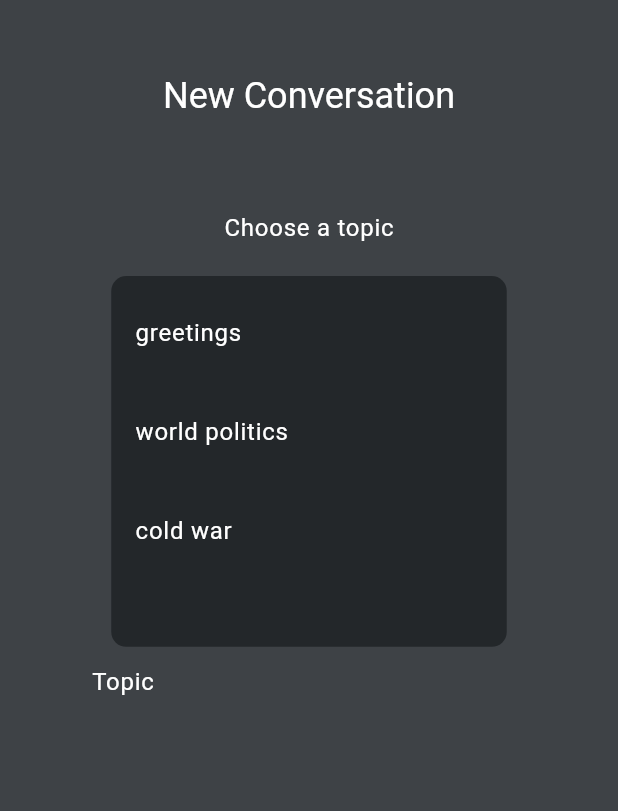
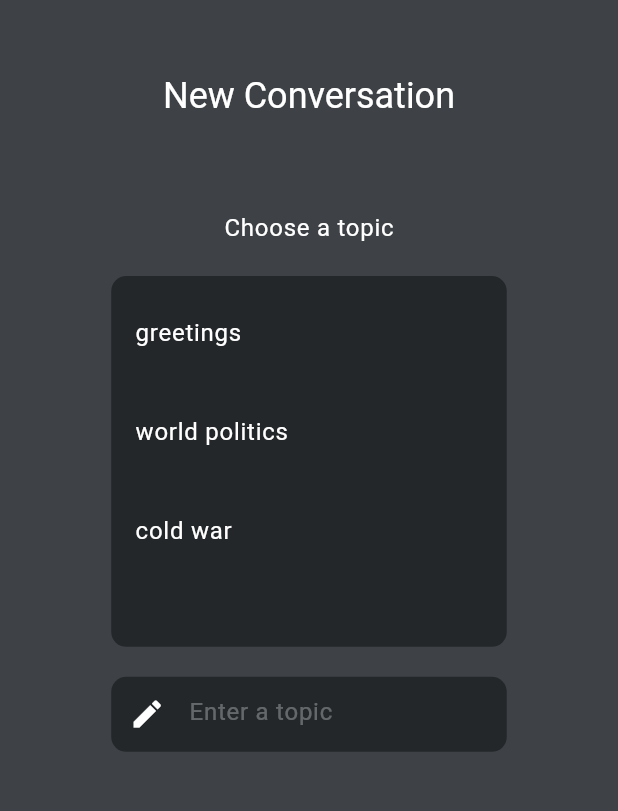
Before and after one commit to John-Ad/multilingual_chat, a Flutter app: the screen it shows after launch, after a tap on the "add" icon, on a phone screen of 412 x 824 dp, the part 72-883 px from its top. Run offline on Flutter 3.47's test engine with Material 2 defaults, Android fonts, the phone set to English and light mode, and no system bars; our stand-ins replace sqflite; accounts and stored records are empty; statements that could not run were skipped.

Commit message:
styled input field

```diff
--- a/lib/views/newConversation.dart
+++ b/lib/views/newConversation.dart
@@ -73,10 +73,10 @@ class _NewConversationState extends State<NewConversation> {
               height: MediaQuery.of(context).size.height * 0.6,
               decoration: BoxDecoration(
                 color: theme.colorScheme.surface,
-                borderRadius: BorderRadius.circular(10.0),
+                borderRadius: BorderRadius.circular(10),
               ),
               child: Column(
-                mainAxisAlignment: MainAxisAlignment.center,
+                crossAxisAlignment: CrossAxisAlignment.center,
                 children: [
                   Padding(
                     padding: const EdgeInsets.fromLTRB(0, 20, 0, 0),
@@ -117,19 +117,39 @@ class _NewConversationState extends State<NewConversation> {
                       ),
                     ),
                   ),
-                  Expanded(
-                    child: Padding(
-                      padding: const EdgeInsets.fromLTRB(20, 0, 0, 0),
+                  Padding(
+                    padding: const EdgeInsets.fromLTRB(0, 20, 0, 0),
+                    child: Container(
+                      width: (MediaQuery.of(context).size.width * 0.8) * 0.8,
+                      height: 50,
+                      child: Theme(
+                        data: Theme.of(context).copyWith(
+                          textSelectionTheme: TextSelectionThemeData(
+                            selectionColor: theme.colorScheme.surface,
+                          ),
+                        ),
                         child: TextField(
                           controller: _topicController,
+                          cursorColor: theme.colorScheme.onPrimary,
                           style: theme.textTheme.bodyLarge!.copyWith(
                             color: theme.colorScheme.onPrimary,
                           ),
                           decoration: InputDecoration(
-                          border: InputBorder.none,
-                          hintText: 'Topic',
+                            fillColor: theme.colorScheme.primary,
+                            filled: true,
+                            border: OutlineInputBorder(
+                              borderRadius: BorderRadius.circular(10.0),
+                              borderSide: BorderSide.none,
+                            ),
+                            hintText: 'Enter a topic',
                             hintStyle: theme.textTheme.bodyLarge!.copyWith(
+                              color:
+                                  theme.colorScheme.onPrimary.withOpacity(0.3),
+                            ),
+                            prefixIcon: Icon(
+                              Icons.edit,
                               color: theme.colorScheme.onPrimary,
+                            ),
                           ),
                         ),
                       ),
```
Lines whose indentation alone changed are shown as unchanged.
